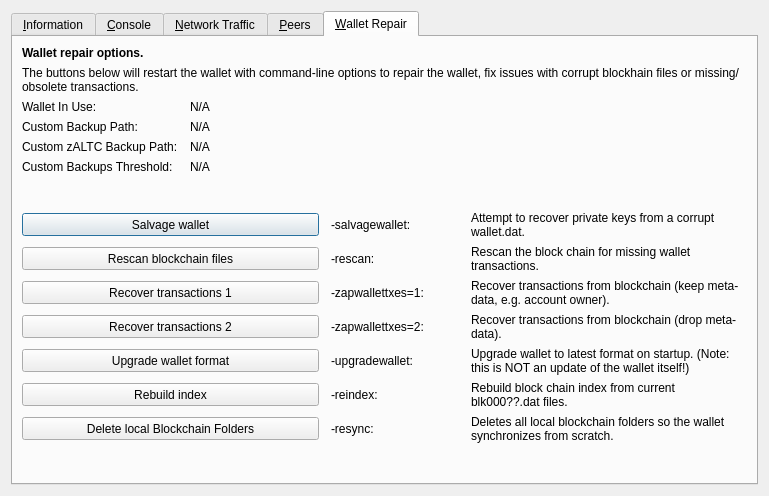
Before: the Qt Designer form src/qt/forms/rpcconsole.ui in bontecoin/BONTE, drawn with Qt 5.
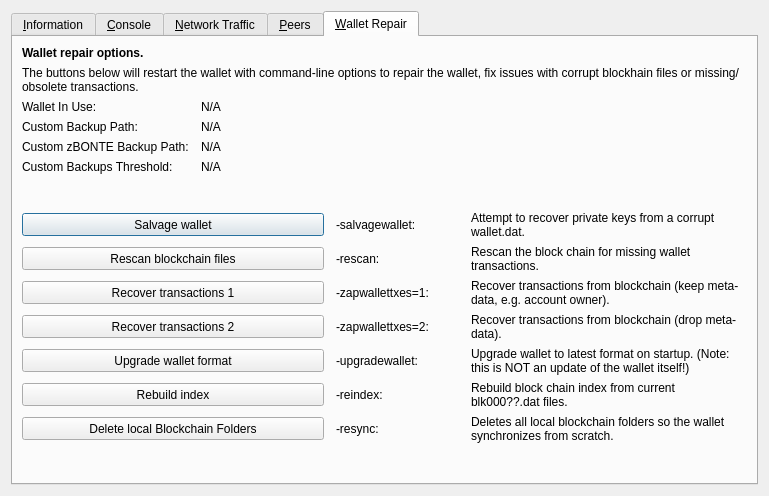
After: the same form once the commit is applied. The open tabs and pages were chosen to show the change. Icons and pictures are not drawn. Custom widgets are drawn as their Qt base class.

```diff
--- a/src/qt/forms/rpcconsole.ui
+++ b/src/qt/forms/rpcconsole.ui
@@ -1333,7 +1333,7 @@
           <bool>false</bool>
          </property>
          <property name="text">
-          <string>Custom zALTC Backup Path:</string>
+          <string>Custom zBONTE Backup Path:</string>
          </property>
         </widget>
        </item>
```
Left out of the diff: 6 changed lines with no effect on the pictures.
